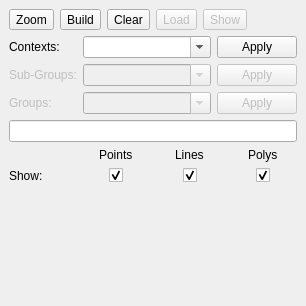
lparchaeology/ArkPlan, file filter/filter_dock_base.ui: the form before one commit.
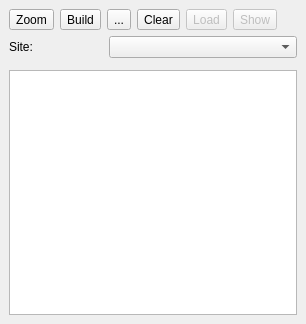
The form after the commit. Icons and pictures are not drawn. Custom widgets are drawn as their Qt base class.

Commit message:
New filter feature
Improve the filter dock to allow including and excluding features
and selecting features.

What changed in the file:
```diff
--- a/filter/filter_dock_base.ui
+++ b/filter/filter_dock_base.ui
@@ -7,7 +7,7 @@
     <x>0</x>
     <y>0</y>
     <width>306</width>
-    <height>306</height>
+    <height>324</height>
    </rect>
   </property>
   <property name="windowTitle">
@@ -35,7 +35,18 @@
         </property>
         <property name="icon">
          <iconset resource="resources.qrc">
-          <normaloff>:/ArkFilter/mIconExpressionEditorOpen.svg</normaloff>:/ArkFilter/mIconExpressionEditorOpen.svg</iconset>
+          <normaloff>:/plugins/ArkPlan/mIconExpressionEditorOpen.svg</normaloff>:/plugins/ArkPlan/mIconExpressionEditorOpen.svg</iconset>
+        </property>
+       </widget>
+      </item>
+      <item>
+       <widget class="QToolButton" name="buildSelectionTool">
+        <property name="text">
+         <string>...</string>
+        </property>
+        <property name="icon">
+         <iconset resource="resources.qrc">
+          <normaloff>:/plugins/ArkPlan/mIconExpressionSelect.svg</normaloff>:/plugins/ArkPlan/mIconExpressionSelect.svg</iconset>
         </property>
        </widget>
       </item>
@@ -95,206 +106,39 @@
     </item>
     <item>
      <layout class="QGridLayout" name="gridLayout">
-      <item row="1" column="0">
-       <widget class="QLabel" name="subGroupFilterLabel">
-        <property name="enabled">
-         <bool>false</bool>
-        </property>
-        <property name="text">
-         <string>Sub-Groups:</string>
-        </property>
-        <property name="buddy">
-         <cstring>subGroupFilterCombo</cstring>
-        </property>
-       </widget>
-      </item>
-      <item row="2" column="1">
-       <widget class="QComboBox" name="groupFilterCombo">
-        <property name="enabled">
-         <bool>false</bool>
-        </property>
-        <property name="sizePolicy">
-         <sizepolicy hsizetype="Expanding" vsizetype="Fixed">
-          <horstretch>0</horstretch>
-          <verstretch>0</verstretch>
-         </sizepolicy>
-        </property>
-        <property name="editable">
-         <bool>true</bool>
-        </property>
-       </widget>
-      </item>
-      <item row="2" column="2">
-       <widget class="QPushButton" name="groupFilterButton">
-        <property name="enabled">
-         <bool>false</bool>
-        </property>
-        <property name="text">
-         <string>Apply</string>
-        </property>
-       </widget>
-      </item>
-      <item row="0" column="1">
-       <widget class="QComboBox" name="contextFilterCombo">
-        <property name="sizePolicy">
-         <sizepolicy hsizetype="Expanding" vsizetype="Fixed">
-          <horstretch>0</horstretch>
-          <verstretch>0</verstretch>
-         </sizepolicy>
-        </property>
-        <property name="editable">
-         <bool>true</bool>
-        </property>
-       </widget>
-      </item>
-      <item row="2" column="0">
-       <widget class="QLabel" name="groupFilterLabel">
-        <property name="enabled">
-         <bool>false</bool>
-        </property>
-        <property name="text">
-         <string>Groups:</string>
-        </property>
-        <property name="buddy">
-         <cstring>groupFilterCombo</cstring>
-        </property>
-       </widget>
-      </item>
-      <item row="1" column="1">
-       <widget class="QComboBox" name="subGroupFilterCombo">
-        <property name="enabled">
-         <bool>false</bool>
-        </property>
-        <property name="sizePolicy">
-         <sizepolicy hsizetype="Expanding" vsizetype="Fixed">
-          <horstretch>0</horstretch>
-          <verstretch>0</verstretch>
-         </sizepolicy>
-        </property>
-        <property name="editable">
-         <bool>true</bool>
-        </property>
-       </widget>
-      </item>
       <item row="0" column="0">
        <widget class="QLabel" name="contextFilterLabel">
         <property name="text">
-         <string>Contexts:</string>
+         <string>Site:</string>
         </property>
         <property name="buddy">
          <cstring>contextFilterCombo</cstring>
         </property>
        </widget>
       </item>
-      <item row="1" column="2">
-       <widget class="QPushButton" name="subGroupFilterButton">
-        <property name="enabled">
-         <bool>false</bool>
-        </property>
-        <property name="text">
-         <string>Apply</string>
-        </property>
-       </widget>
+      <item row="0" column="1" colspan="2">
+       <widget class="QComboBox" name="siteCodeCombo"/>
       </item>
-      <item row="0" column="2">
-       <widget class="QPushButton" name="contextFilterButton">
-        <property name="text">
-         <string>Apply</string>
-        </property>
-       </widget>
-      </item>
      </layout>
     </item>
     <item>
-     <widget class="QLineEdit" name="filterEdit">
-      <property name="readOnly">
-       <bool>true</bool>
-      </property>
+     <widget class="QFrame" name="newFilterFrame">
+      <layout class="QHBoxLayout" name="horizontalLayout_2">
+       <property name="margin">
+        <number>0</number>
+       </property>
+      </layout>
      </widget>
     </item>
     <item>
-     <layout class="QGridLayout" name="gridLayout_3">
-      <item row="0" column="1" alignment="Qt::AlignHCenter">
-       <widget class="QLabel" name="showPointsLabel">
-        <property name="text">
-         <string>Points</string>
-        </property>
-       </widget>
-      </item>
-      <item row="0" column="3" alignment="Qt::AlignHCenter">
-       <widget class="QLabel" name="showPolygonsLabel">
-        <property name="text">
-         <string>Polys</string>
-        </property>
-       </widget>
-      </item>
-      <item row="0" column="2" alignment="Qt::AlignHCenter">
-       <widget class="QLabel" name="showLinesLabel">
-        <property name="text">
-         <string>Lines</string>
-        </property>
-       </widget>
-      </item>
-      <item row="1" column="3" alignment="Qt::AlignHCenter">
-       <widget class="QCheckBox" name="showPolygonsCheck">
-        <property name="toolTip">
-         <string>Show existing polygons</string>
-        </property>
-        <property name="text">
-         <string/>
-        </property>
-        <property name="checked">
-         <bool>true</bool>
-        </property>
-       </widget>
-      </item>
-      <item row="1" column="2" alignment="Qt::AlignHCenter">
-       <widget class="QCheckBox" name="showLinesCheck">
-        <property name="toolTip">
-         <string>Show existing lines</string>
-        </property>
-        <property name="text">
-         <string/>
-        </property>
-        <property name="checked">
-         <bool>true</bool>
-        </property>
-       </widget>
-      </item>
-      <item row="1" column="0">
-       <widget class="QLabel" name="showLabel">
-        <property name="text">
-         <string>Show:</string>
-        </property>
-       </widget>
-      </item>
-      <item row="1" column="1" alignment="Qt::AlignHCenter">
-       <widget class="QCheckBox" name="showPointsCheck">
-        <property name="toolTip">
-         <string>Show existing levels</string>
-        </property>
-        <property name="text">
-         <string/>
-        </property>
-        <property name="checked">
-         <bool>true</bool>
-        </property>
-       </widget>
-      </item>
-     </layout>
-    </item>
-    <item>
-     <spacer name="verticalSpacer">
-      <property name="orientation">
-       <enum>Qt::Vertical</enum>
+     <widget class="QListWidget" name="filterListWidget">
+      <property name="showDropIndicator" stdset="0">
+       <bool>false</bool>
       </property>
-      <property name="sizeHint" stdset="0">
-       <size>
-        <width>20</width>
-        <height>7</height>
-       </size>
+      <property name="selectionMode">
+       <enum>QAbstractItemView::NoSelection</enum>
       </property>
-     </spacer>
+     </widget>
     </item>
    </layout>
    <zorder>verticalSpacer</zorder>
```
Left out of the diff: 40 changed lines with no effect on the pictures. The commit also changes 15 other files.
